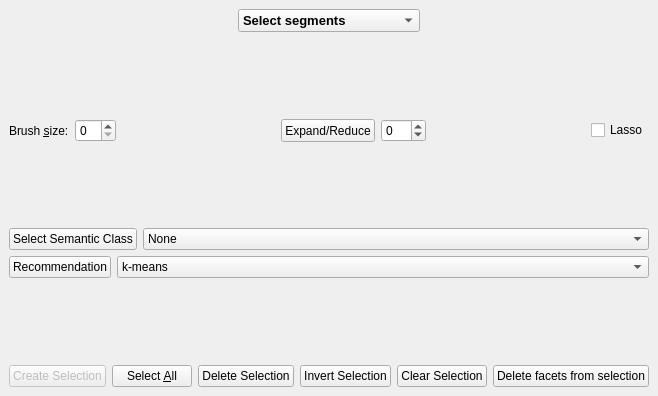
Above: src/Plugins/PMP/Selection_widget.ui from tudelft3d/3D_Urban_Mesh_Annotator before the change. Below: the same form after it.
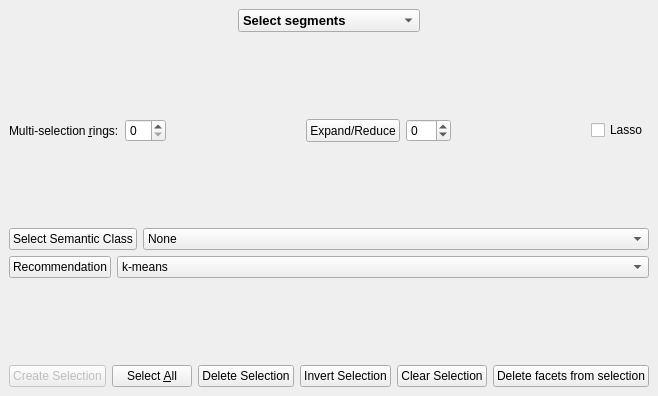
That is the form after the change.

```diff
--- a/src/Plugins/PMP/Selection_widget.ui
+++ b/src/Plugins/PMP/Selection_widget.ui
@@ -100,7 +100,7 @@
             <item>
              <widget class="QLabel" name="label">
               <property name="text">
-               <string>Brush &amp;size:</string>
+               <string>Multi-selection &amp;rings:</string>
               </property>
               <property name="buddy">
                <cstring>Brush_size_spin_box</cstring>
```
